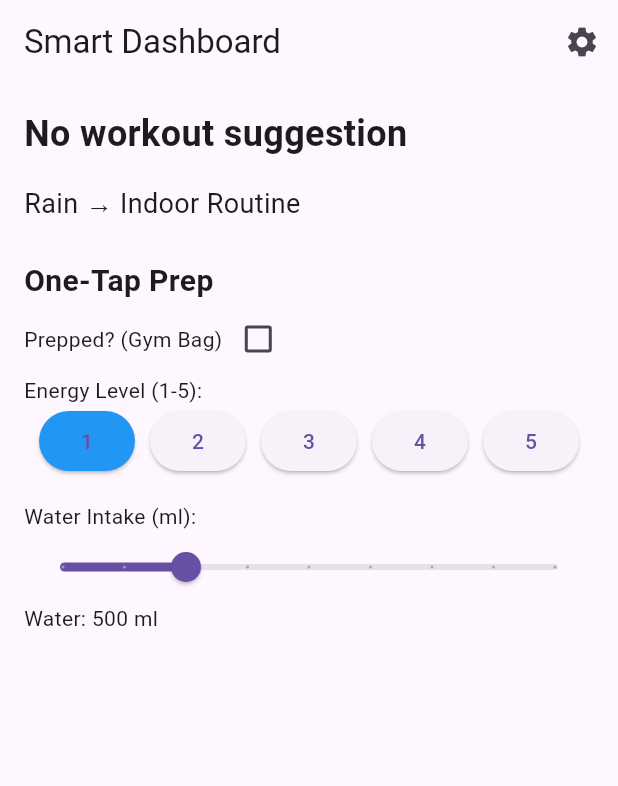
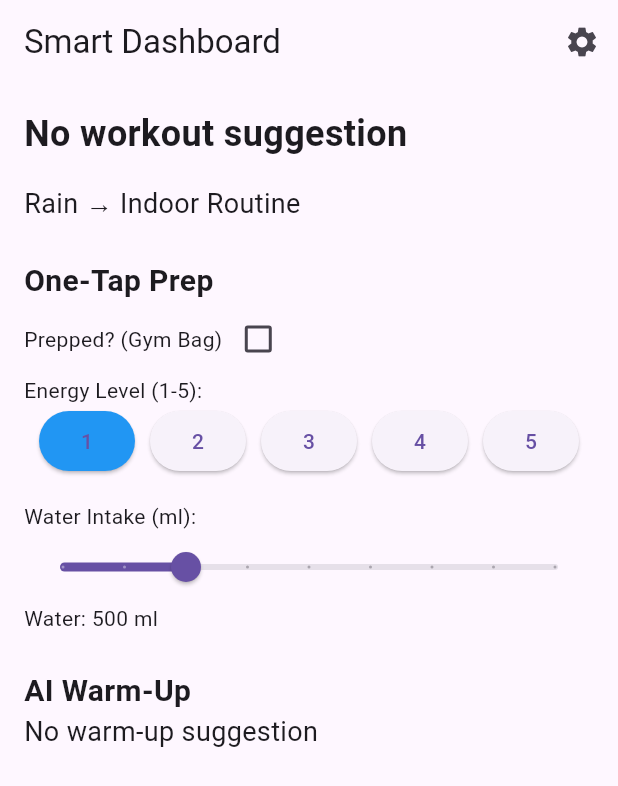
Before and after one commit to MelidoB/Gym-Tracker, a Flutter app: the screen it shows after launch, on a phone screen of 412 x 824 dp. Shown: the top 786 px of the screen. Run offline on Flutter 3.47's test engine with Material 3 defaults, Android fonts, the phone set to English and light mode, and no system bars; our stand-ins replace shared_preferences.

Commit message:
Add AI Warm-Up Suggestions Based on Workout Type

```diff
--- /dev/null
+++ b/gym_tracker/lib/models/warm_up.dart
@@ -0,0 +1,41 @@
+class WarmUp {
+  String name;
+  String duration;
+  String workoutType;
+
+  WarmUp({
+    required this.name,
+    required this.duration,
+    required this.workoutType,
+  });
+
+  Map<String, dynamic> toJson() {
+    return {
+      'name': name,
+      'duration': duration,
+      'workoutType': workoutType,
+    };
+  }
+
+  factory WarmUp.fromJson(Map<String, dynamic> json) {
+    return WarmUp(
+      name: json['name'] ?? '',
+      duration: json['duration'] ?? '',
+      workoutType: json['workoutType'] ?? '',
+    );
+  }
+
+  // Simple rule-based suggestion
+  static WarmUp suggestForWorkoutType(String workoutType) {
+    switch (workoutType) {
+      case 'Legs':
+        return WarmUp(name: 'Hip Openers', duration: '3 min', workoutType: 'Legs');
+      case 'Upper':
+        return WarmUp(name: 'Arm Circles', duration: '2 min', workoutType: 'Upper');
+      case 'Cardio':
+        return WarmUp(name: 'Jumping Jacks', duration: '2 min', workoutType: 'Cardio');
+      default:
+        return WarmUp(name: 'General Stretch', duration: '2 min', workoutType: 'General');
+    }
+  }
+}
--- a/gym_tracker/lib/screens/SmartDashboardScreen.dart
+++ b/gym_tracker/lib/screens/SmartDashboardScreen.dart
@@ -3,6 +3,7 @@ import 'package:provider/provider.dart';
 import '../models/workout.dart';
 import '../models/weather.dart';
 import '../models/pre_workout.dart';
+import '../models/warm_up.dart';
 import '../services/local_storage_service.dart';
 import 'settings_screen.dart';
 import 'package:intl/intl.dart';
@@ -20,6 +21,7 @@ class _SmartDashboardScreenState extends State<SmartDashboardScreen> {
   Workout? _suggestedWorkout;
   Weather _weather = Weather(condition: 'Rain', recommendIndoor: true); // Mock
   PreWorkout _preWorkout = PreWorkout();
+  WarmUp? _warmUp;
 
   @override
   void didChangeDependencies() {
@@ -39,6 +41,9 @@ class _SmartDashboardScreenState extends State<SmartDashboardScreen> {
         .toList();
     setState(() {
       _suggestedWorkout = recentWorkouts.isNotEmpty ? recentWorkouts.first : null;
+      _warmUp = _suggestedWorkout != null
+          ? WarmUp.suggestForWorkoutType(_suggestedWorkout!.type)
+          : null;
     });
   }
 
@@ -138,6 +143,14 @@ class _SmartDashboardScreenState extends State<SmartDashboardScreen> {
               },
             ),
             Text('Water: ${_preWorkout.waterIntake} ml'),
+            const SizedBox(height: 24),
+            const Text('AI Warm-Up', style: TextStyle(fontSize: 20, fontWeight: FontWeight.bold)),
+            Text(
+              _warmUp != null
+                  ? 'Suggested: ${_warmUp!.name} for ${_warmUp!.duration}'
+                  : 'No warm-up suggestion',
+              style: const TextStyle(fontSize: 18),
+            ),
           ],
         ),
       ),
```
